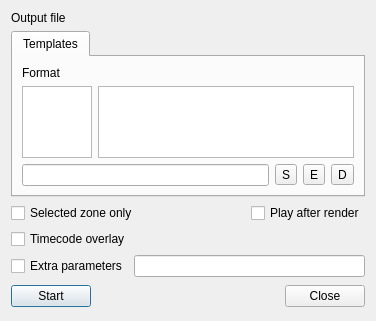
First picture: the form in src/widgets/renderwidget_ui.ui, repository KDE/kdenlive, before the edit.
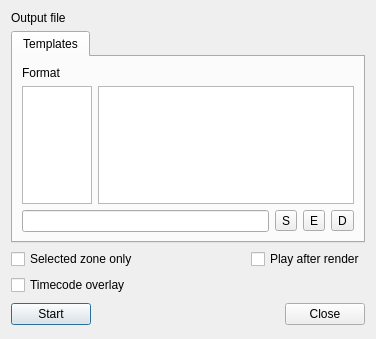
Second picture: the form after the edit. Custom widgets are drawn as their Qt base class.

Commit message: Remove unused custom export params

```diff
--- a/src/widgets/renderwidget_ui.ui
+++ b/src/widgets/renderwidget_ui.ui
@@ -6,7 +6,7 @@
     <x>0</x>
     <y>0</y>
     <width>340</width>
-    <height>317</height>
+    <height>339</height>
    </rect>
   </property>
   <property name="windowTitle" >
@@ -37,28 +37,14 @@
      </property>
     </widget>
    </item>
-   <item row="4" column="0" colspan="4" >
-    <layout class="QHBoxLayout" name="horizontalLayout" >
-     <item>
-      <widget class="QCheckBox" name="enable_params" >
-       <property name="text" >
-        <string>Extra parameters</string>
-       </property>
-      </widget>
-     </item>
-     <item>
-      <widget class="KLineEdit" name="av_params" />
-     </item>
-    </layout>
-   </item>
-   <item row="5" column="0" >
+   <item row="4" column="0" >
     <widget class="KPushButton" name="buttonStart" >
      <property name="text" >
       <string>Start</string>
      </property>
     </widget>
    </item>
-   <item row="5" column="1" >
+   <item row="4" column="1" >
     <spacer name="horizontalSpacer" >
      <property name="orientation" >
       <enum>Qt::Horizontal</enum>
@@ -71,7 +57,7 @@
      </property>
     </spacer>
    </item>
-   <item row="5" column="2" colspan="2" >
+   <item row="4" column="2" colspan="2" >
     <widget class="QDialogButtonBox" name="buttonBox" >
      <property name="orientation" >
       <enum>Qt::Horizontal</enum>
```
